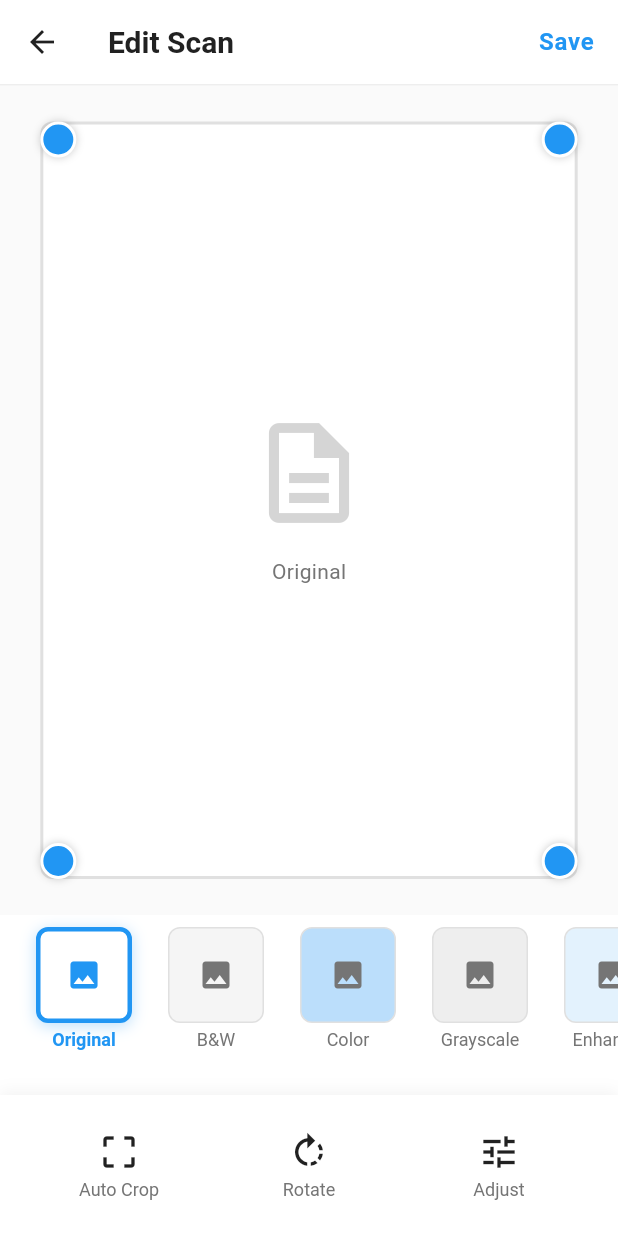
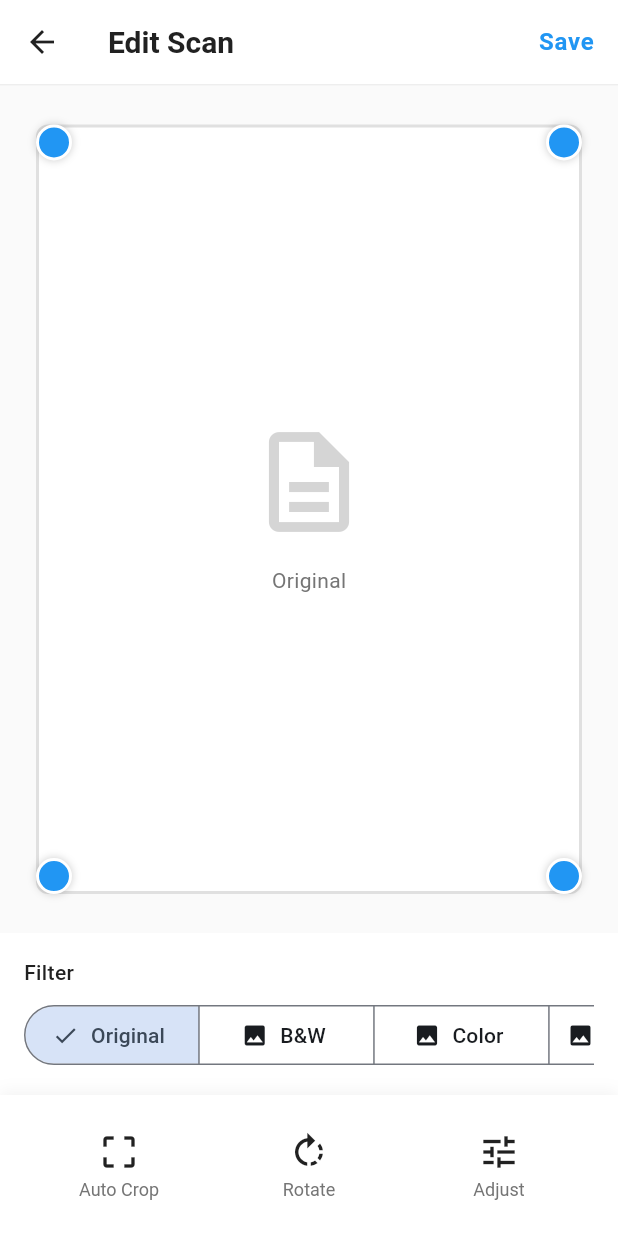
Before and after one commit to semanticist21/scannie, a Flutter app: the EditScreen screen opened by its route, on a phone screen of 412 x 824 dp. Run offline on Flutter 3.47's test engine with Material 3 defaults, Android fonts, the phone set to English and light mode, and no system bars.

Commit message:
feat: Update UI components to use Material Design 3 and improve layout consistency

```diff
--- a/lib/screens/edit_screen.dart
+++ b/lib/screens/edit_screen.dart
@@ -247,70 +247,44 @@ class _EditScreenState extends State<EditScreen> with SingleTickerProviderStateM
 
   Widget _buildFilterOptions() {
     return Container(
-      height: 120,
+      padding: const EdgeInsets.all(AppSpacing.md),
       color: AppColors.surface,
-      child: ListView(
+      child: Column(
+        mainAxisSize: MainAxisSize.min,
+        crossAxisAlignment: CrossAxisAlignment.start,
+        children: [
+          const Text(
+            'Filter',
+            style: AppTextStyles.label,
+          ),
+          const SizedBox(height: AppSpacing.sm),
+          SingleChildScrollView(
             scrollDirection: Axis.horizontal,
-        padding: const EdgeInsets.symmetric(
+            child: SegmentedButton<FilterType>(
+              segments: FilterType.values.map((filter) {
+                return ButtonSegment<FilterType>(
+                  value: filter,
+                  label: Text(_getFilterName(filter)),
+                  icon: const Icon(Icons.image),
+                );
+              }).toList(),
+              selected: {_selectedFilter},
+              onSelectionChanged: (Set<FilterType> newSelection) {
+                setState(() {
+                  _selectedFilter = newSelection.first;
+                });
+              },
+              style: ButtonStyle(
+                padding: WidgetStateProperty.all(
+                  const EdgeInsets.symmetric(
                     horizontal: AppSpacing.md,
                     vertical: AppSpacing.sm,
                   ),
-        children: FilterType.values.map((filter) {
-          return _buildFilterOption(filter);
-        }).toList(),
-      ),
-    );
-  }
-
-  Widget _buildFilterOption(FilterType filter) {
-    final isSelected = _selectedFilter == filter;
-
-    return GestureDetector(
-      onTap: () => setState(() => _selectedFilter = filter),
-      child: Container(
-        width: 80,
-        margin: const EdgeInsets.only(right: AppSpacing.sm),
-        child: Column(
-          children: [
-            AnimatedContainer(
-              duration: const Duration(milliseconds: 200),
-              curve: Curves.easeInOut,
-              width: 64,
-              height: 64,
-              decoration: BoxDecoration(
-                color: _getFilterColor(filter),
-                borderRadius: BorderRadius.circular(AppRadius.md),
-                border: Border.all(
-                  color: isSelected ? AppColors.primary : AppColors.border,
-                  width: isSelected ? 3 : 1,
-                ),
-                boxShadow: isSelected
-                    ? [
-                        BoxShadow(
-                          color: AppColors.primary.withValues(alpha: 0.3),
-                          blurRadius: 8,
-                          offset: const Offset(0, 2),
-                        ),
-                      ]
-                    : null,
-              ),
-              child: Icon(
-                Icons.image,
-                color: isSelected ? AppColors.primary : AppColors.textSecondary,
                 ),
               ),
-            const SizedBox(height: AppSpacing.xs),
-            AnimatedDefaultTextStyle(
-              duration: const Duration(milliseconds: 200),
-              style: AppTextStyles.caption.copyWith(
-                color: isSelected ? AppColors.primary : AppColors.textSecondary,
-                fontWeight: isSelected ? FontWeight.w600 : FontWeight.normal,
             ),
-              textAlign: TextAlign.center,
-              child: Text(_getFilterName(filter)),
           ),
         ],
-        ),
       ),
     );
   }
--- a/lib/widgets/common/scan_card.dart
+++ b/lib/widgets/common/scan_card.dart
@@ -56,6 +56,8 @@ class ScanCard extends StatelessWidget {
               Expanded(
                 child: Column(
                   crossAxisAlignment: CrossAxisAlignment.start,
+                  mainAxisAlignment: MainAxisAlignment.center,
+                  mainAxisSize: MainAxisSize.min,
                   children: [
                     Text(
                       document.name,
@@ -65,12 +67,12 @@ class ScanCard extends StatelessWidget {
                       maxLines: 1,
                       overflow: TextOverflow.ellipsis,
                     ),
-                    const SizedBox(height: AppSpacing.xs),
+                    const SizedBox(height: 2),
                     Text(
                       '$pageCount ${pageCount == 1 ? 'page' : 'pages'}',
                       style: AppTextStyles.bodySmall,
                     ),
-                    const SizedBox(height: AppSpacing.xs),
+                    const SizedBox(height: 2),
                     Text(
                       formattedDate,
                       style: AppTextStyles.caption,
```
Also changed, not shown: lib/screens/export_screen.dart (+9 -9 lines), lib/screens/gallery_screen.dart (+13 -9 lines), 1 other file. Lines whose indentation alone changed are shown as unchanged.
